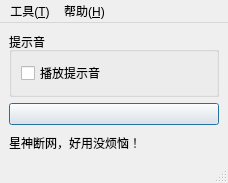
Old version of the form AutoFirewall/MainWindow.ui in the repository SkyD666/Act3SpeedrunTool.
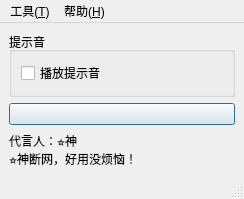
New version of the form. Icons and pictures are not drawn.

```diff
--- a/AutoFirewall/MainWindow.ui
+++ b/AutoFirewall/MainWindow.ui
@@ -6,8 +6,8 @@
    <rect>
     <x>0</x>
     <y>0</y>
-    <width>228</width>
-    <height>183</height>
+    <width>244</width>
+    <height>199</height>
    </rect>
   </property>
   <property name="windowTitle">
@@ -64,7 +64,8 @@
     <item>
      <widget class="QLabel" name="label">
       <property name="text">
-       <string>星神断网，好用没烦恼！</string>
+       <string>代言人：⭐神
+⭐神断网，好用没烦恼！</string>
       </property>
      </widget>
     </item>
@@ -75,7 +76,7 @@
     <rect>
      <x>0</x>
      <y>0</y>
-     <width>228</width>
+     <width>244</width>
      <height>21</height>
     </rect>
    </property>
```
